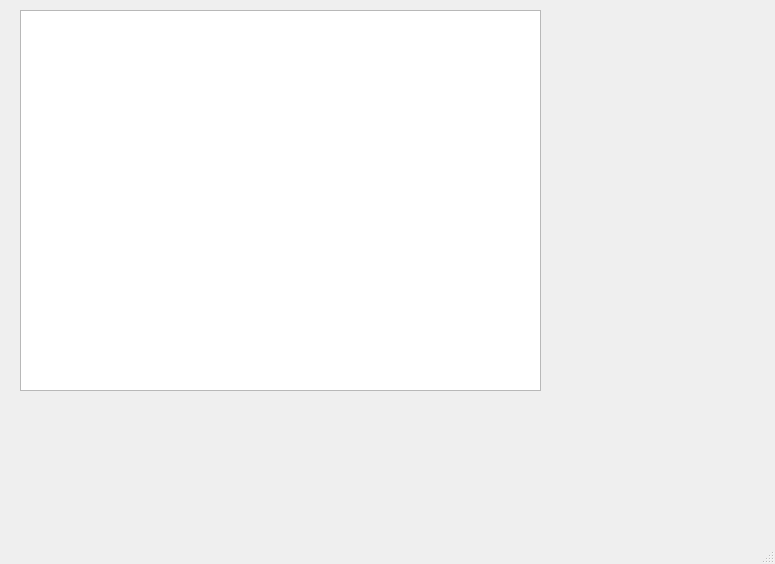
Qt form Ui/Диаграмма.ui (notprogamer3/PractiseProject) before a commit.
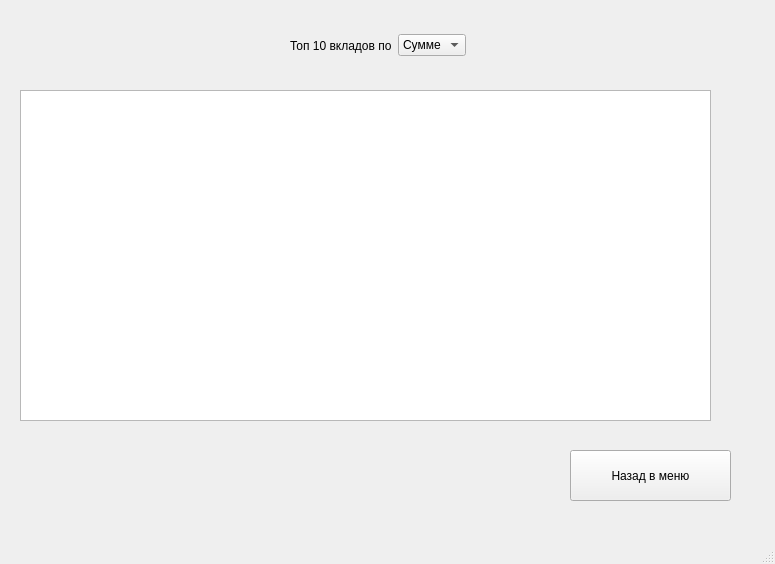
The same form after that commit.

```diff
--- a/Ui/Диаграмма.ui
+++ b/Ui/Диаграмма.ui
@@ -18,14 +18,69 @@
     <property name="geometry">
      <rect>
       <x>20</x>
-      <y>10</y>
-      <width>521</width>
-      <height>381</height>
+      <y>90</y>
+      <width>691</width>
+      <height>331</height>
      </rect>
     </property>
+    <property name="sizePolicy">
+     <sizepolicy hsizetype="Fixed" vsizetype="Fixed">
+      <horstretch>0</horstretch>
+      <verstretch>0</verstretch>
+     </sizepolicy>
+    </property>
     <property name="interactive">
      <bool>false</bool>
     </property>
+    <property name="alignment">
+     <set>Qt::AlignmentFlag::AlignLeading|Qt::AlignmentFlag::AlignLeft|Qt::AlignmentFlag::AlignVCenter</set>
+    </property>
+   </widget>
+   <widget class="QPushButton" name="BackToMenu">
+    <property name="geometry">
+     <rect>
+      <x>570</x>
+      <y>450</y>
+      <width>161</width>
+      <height>51</height>
+     </rect>
+    </property>
+    <property name="text">
+     <string>Назад в меню</string>
+    </property>
+   </widget>
+   <widget class="QWidget" name="horizontalLayoutWidget">
+    <property name="geometry">
+     <rect>
+      <x>290</x>
+      <y>20</y>
+      <width>176</width>
+      <height>51</height>
+     </rect>
+    </property>
+    <layout class="QHBoxLayout" name="horizontalLayout">
+     <item>
+      <widget class="QLabel" name="label">
+       <property name="text">
+        <string>Топ 10 вкладов по</string>
+       </property>
+      </widget>
+     </item>
+     <item>
+      <widget class="QComboBox" name="DiagramType">
+       <item>
+        <property name="text">
+         <string>Сумме</string>
+        </property>
+       </item>
+       <item>
+        <property name="text">
+         <string>Типу</string>
+        </property>
+       </item>
+      </widget>
+     </item>
+    </layout>
    </widget>
   </widget>
   <widget class="QStatusBar" name="statusbar"/>
```
